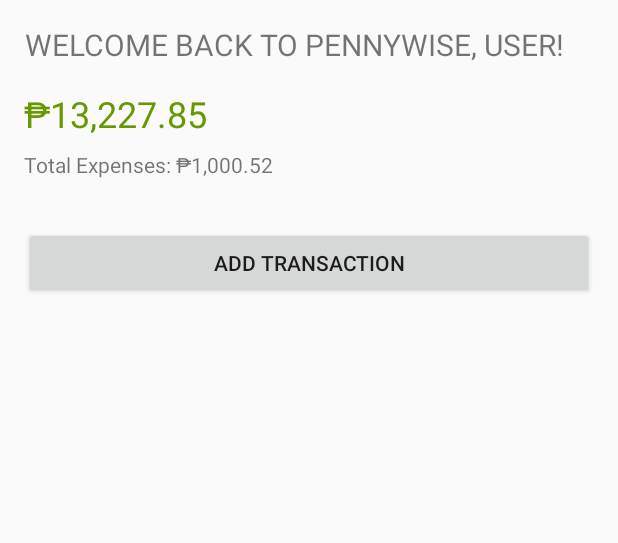
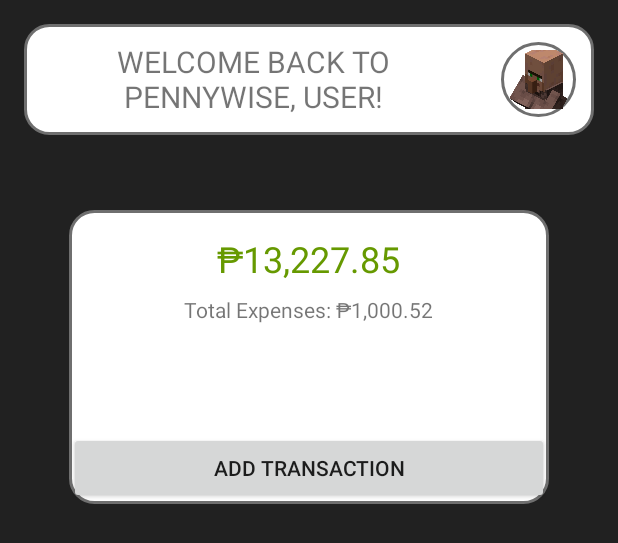
Before and after one commit to CedricAlejo21/PennyWise, an Android app built with Jetpack Compose: the layout activity_dashboard.xml on its own in the app's theme, with its tools: preview values and no code run, on a phone screen of 412 x 824 dp. Shown: the top 543 px of the screen. Run offline under Robolectric (Android 15) with nearby library versions, the phone set to English and light mode, and no system bars.

Commit message:
Continued with activity_dashboard.xml

```diff
--- /dev/null
+++ b/app/src/main/res/drawable/iv_circle.xml
@@ -0,0 +1,7 @@
+<shape xmlns:android="http://schemas.android.com/apk/res/android">
+    <solid android:color="#FFFFFF"/> <!-- Optional border color -->
+    <corners android:radius="100dp" /> <!-- High value ensures round corners -->
+    <stroke
+        android:width="2dp"
+        android:color="#6f6f6f" />
+</shape>
--- /dev/null
+++ b/app/src/main/res/drawable/white_rounded_bg.xml
@@ -0,0 +1,7 @@
+<shape xmlns:android="http://schemas.android.com/apk/res/android">
+    <solid android:color="#FFFFFF" />
+    <corners android:radius="16dp" />
+    <stroke
+        android:width="2dp"
+        android:color="#6f6f6f" />
+</shape>
--- a/app/src/main/res/layout/activity_dashboard.xml
+++ b/app/src/main/res/layout/activity_dashboard.xml
@@ -1,44 +1,82 @@
-<LinearLayout
-    xmlns:android="http://schemas.android.com/apk/res/android"
+<LinearLayout xmlns:android="http://schemas.android.com/apk/res/android"
+    xmlns:tools="http://schemas.android.com/tools"
     android:layout_width="match_parent"
     android:layout_height="match_parent"
+    android:background="#212121"
+    android:gravity="center_horizontal"
     android:orientation="vertical"
     android:padding="16dp">
 
+    <LinearLayout
+        android:layout_width="wrap_content"
+        android:layout_height="wrap_content"
+        android:layout_marginBottom="50dp"
+        android:background="@drawable/white_rounded_bg"
+        android:gravity="fill_horizontal"
+        android:orientation="horizontal">
+
         <TextView
             android:id="@+id/welcome_text"
+            android:layout_width="0dp"
+            android:layout_height="match_parent"
+            android:layout_margin="5dp"
+            android:layout_weight="1"
+            android:accessibilityLiveRegion="polite"
+            android:contentDescription="@string/welcomeMessage"
+            android:gravity="center"
+            android:importantForAccessibility="yes"
+            android:text="@string/welcomeMessage"
+            android:textSize="20sp" />
+
+        <ImageView
+            android:id="@+id/profile_picture"
+            android:layout_width="50dp"
+            android:layout_height="50dp"
+            android:layout_margin="12dp"
+            android:background="@drawable/iv_circle"
+            android:contentDescription="@string/profilepic"
+            android:padding="5dp"
+            android:scaleType="fitCenter"
+            android:src="@drawable/Plains_Villager_Base" />
+    </LinearLayout>
+
+
+    <LinearLayout
         android:layout_width="wrap_content"
         android:layout_height="wrap_content"
-        android:text="@string/welcomeMessage"
-        android:textSize="20sp"
-        android:gravity="center"/>
+        android:background="@drawable/white_rounded_bg"
+        android:gravity="center"
+        android:orientation="vertical">
 
         <TextView
             android:id="@+id/balance"
             android:layout_width="wrap_content"
             android:layout_height="wrap_content"
+            android:layout_marginTop="16dp"
             android:text="@string/balance"
-        android:textSize="24sp"
             android:textColor="@android:color/holo_green_dark"
-        android:layout_marginTop="16dp"/>
+            android:textSize="24sp" />
 
         <TextView
             android:id="@+id/total_expenses"
             android:layout_width="wrap_content"
             android:layout_height="wrap_content"
-        android:text="@string/totalExpenses"
-        android:layout_marginTop="8dp"/>
+            android:layout_marginTop="8dp"
+            android:text="@string/totalExpenses" />
 
         <androidx.recyclerview.widget.RecyclerView
             android:id="@+id/transactions_recycler_view"
             android:layout_width="match_parent"
             android:layout_height="wrap_content"
-        android:layout_marginTop="16dp"/>
+            android:layout_marginTop="16dp"
+            android:padding="20dp" />
 
         <Button
             android:id="@+id/btn_add_transaction"
-        android:layout_width="match_parent"
+            android:layout_width="320dp"
             android:layout_height="wrap_content"
-        android:text="@string/add_transaction"
-        android:layout_marginTop="16dp"/>
+            android:layout_marginTop="16dp"
+            android:text="@string/add_transaction" />
     </LinearLayout>
+
+</LinearLayout>
--- a/app/src/main/res/layout/activity_login.xml
+++ b/app/src/main/res/layout/activity_login.xml
@@ -19,36 +19,36 @@
 
     <EditText
         android:id="@+id/login_email"
-        android:layout_width="match_parent"
+        android:layout_width="340dp"
         android:layout_height="wrap_content"
         android:layout_marginBottom="16dp"
+        android:autofillHints="emailAddress"
         android:background="@drawable/et_background"
         android:hint="@string/email"
-        android:autofillHints="emailAddress"
         android:inputType="textEmailAddress"
         android:minHeight="48dp"
         android:padding="12dp"
-        android:textColor="@color/white"
+        android:textColor="#90CAF9"
         android:textColorHint="#90CAF9" />
 
     <EditText
         android:id="@+id/login_password"
-        android:layout_width="match_parent"
+        android:layout_width="340dp"
         android:layout_height="wrap_content"
         android:layout_marginBottom="24dp"
+        android:autofillHints="password"
         android:background="@drawable/et_background"
         android:hint="@string/password"
-        android:autofillHints="password"
         android:inputType="textPassword"
         android:minHeight="48dp"
         android:padding="12dp"
-        android:textColor="@color/white"
+        android:textColor="#90CAF9"
         android:textColorHint="#90CAF9" />
 
     <!-- Login Button -->
     <Button
         android:id="@+id/btn_login"
-        android:layout_width="match_parent"
+        android:layout_width="320dp"
         android:layout_height="wrap_content"
         android:layout_marginBottom="16dp"
         android:background="@drawable/btn_rounded_gray"
--- a/app/src/main/res/layout/activity_signup.xml
+++ b/app/src/main/res/layout/activity_signup.xml
@@ -19,7 +19,7 @@
 
     <EditText
         android:id="@+id/signup_username"
-        android:layout_width="match_parent"
+        android:layout_width="340dp"
         android:layout_height="wrap_content"
         android:layout_marginBottom="16dp"
         android:autofillHints="username"
@@ -27,25 +27,25 @@
         android:hint="@string/username"
         android:inputType="textPersonName"
         android:padding="12dp"
-        android:textColor="@color/white"
+        android:textColor="#90CAF9"
         android:textColorHint="#90CAF9" />
 
     <EditText
         android:id="@+id/signup_email"
-        android:layout_width="match_parent"
+        android:layout_width="340dp"
         android:layout_height="wrap_content"
         android:layout_marginBottom="16dp"
+        android:autofillHints="emailAddress"
         android:background="@drawable/et_background"
         android:hint="@string/email"
-        android:autofillHints="emailAddress"
         android:inputType="textEmailAddress"
         android:padding="12dp"
-        android:textColor="@color/white"
+        android:textColor="#90CAF9"
         android:textColorHint="#90CAF9" />
 
     <EditText
         android:id="@+id/signup_password"
-        android:layout_width="match_parent"
+        android:layout_width="340dp"
         android:layout_height="wrap_content"
         android:layout_marginBottom="16dp"
         android:autofillHints=""
@@ -53,25 +53,25 @@
         android:hint="@string/password"
         android:inputType="textPassword"
         android:padding="12dp"
-        android:textColor="@color/white"
+        android:textColor="#90CAF9"
         android:textColorHint="#90CAF9" />
 
     <EditText
         android:id="@+id/signup_confirm_password"
-        android:layout_width="match_parent"
+        android:layout_width="340dp"
         android:layout_height="wrap_content"
         android:layout_marginBottom="24dp"
+        android:autofillHints="confirmPassword"
         android:background="@drawable/et_background"
         android:hint="@string/confirm_password"
-        android:autofillHints="confirmPassword"
         android:inputType="textPassword"
         android:padding="12dp"
-        android:textColor="@color/white"
+        android:textColor="#90CAF9"
         android:textColorHint="#90CAF9" />
 
     <Button
         android:id="@+id/btn_signup"
-        android:layout_width="match_parent"
+        android:layout_width="320dp"
         android:layout_height="wrap_content"
         android:layout_marginBottom="16dp"
         android:background="@drawable/btn_rounded_gray"
--- a/app/src/main/res/values/strings.xml
+++ b/app/src/main/res/values/strings.xml
@@ -14,4 +14,5 @@
     <string name="username">Username</string>
     <string name="totalExpenses">Total Expenses: ₱1,000.52</string>
     <string name="welcomeMessage">WELCOME BACK TO PENNYWISE, USER!</string>
+    <string name="profilepic">ProfilePic</string>
 </resources>
```
Also changed, not shown: app/src/main/res/drawable/Plains_Villager_Base.png (added). Lines whose indentation alone changed are shown as unchanged.
